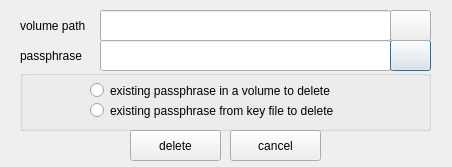
mhogomchungu/zuluCrypt, file luksdeletekey.ui: the form before one commit.
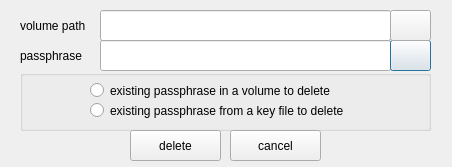
The form after the commit.

What changed in the file:
```diff
--- a/luksdeletekey.ui
+++ b/luksdeletekey.ui
@@ -77,7 +77,7 @@
      </rect>
     </property>
     <property name="text">
-     <string>existing passphrase from key file to delete</string>
+     <string>existing passphrase from a key file to delete</string>
     </property>
    </widget>
   </widget>
```
